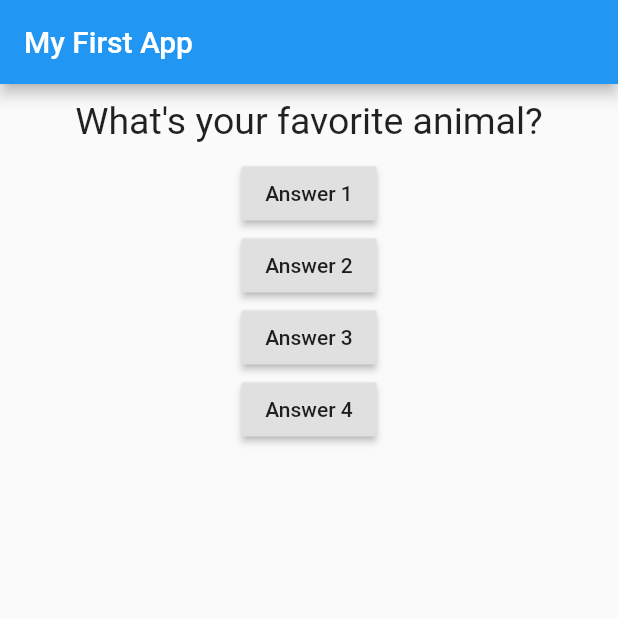
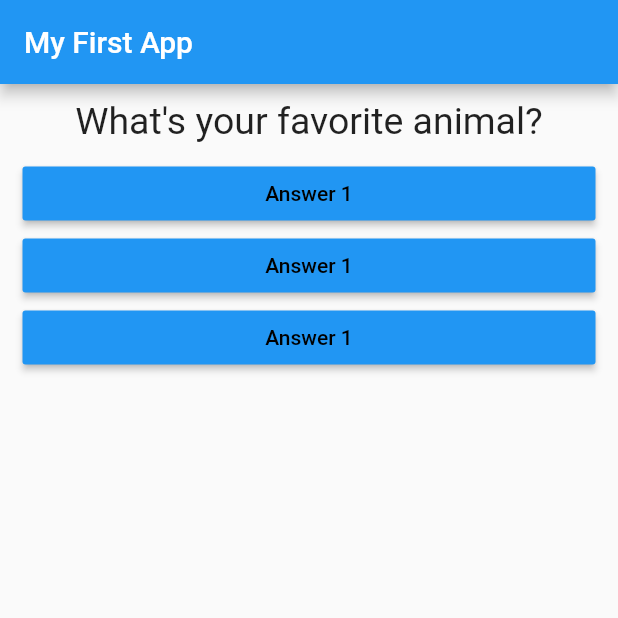
Before and after one commit to ksachchidanand/flutter-complete-guide, a Flutter app: the screen it shows after launch, after a tap on "Answer 1", on a phone screen of 412 x 824 dp, the top half of it. Run offline on Flutter 3.47's test engine with Material 2 defaults, Android fonts, the phone set to English and light mode, and no system bars.

Commit message:
added a new answer widget

```diff
--- /dev/null
+++ b/lib/answer.dart
@@ -0,0 +1,25 @@
+import 'package:flutter/material.dart';
+
+class Answer extends StatelessWidget {
+  final Function selectHandler;
+
+  Answer(this.selectHandler);
+
+  @override
+  Widget build(BuildContext context) {
+    return Container(
+      margin: EdgeInsets.symmetric(horizontal: 15.0),
+      width: double.infinity,
+      child: RaisedButton(
+        color: Colors.blue,
+        child: Text(
+          'Answer 1',
+          style: TextStyle(
+            color: Colors.black,
+          ),
+        ),
+        onPressed: selectHandler,
+      ),
+    );
+  }
+}
--- a/lib/main.dart
+++ b/lib/main.dart
@@ -1,5 +1,6 @@
 import 'package:flutter/material.dart';
 
+import './answer.dart';
 import './question.dart';
 
 void main() {
@@ -12,13 +13,13 @@ class MyApp extends StatefulWidget {
 }
 
 class _MyAppState extends State<MyApp> {
-  var questionIndex = 0;
+  var _questionIndex = 0;
 
-  void answerChosen() {
+  void _answerChosen() {
     setState(() {
-      questionIndex++;
+      _questionIndex++;
     });
-    print(questionIndex);
+    print(_questionIndex);
   }
 
   @override
@@ -37,27 +38,11 @@ class _MyAppState extends State<MyApp> {
         body: Column(
           children: <Widget>[
             Question(
-              questions.elementAt(questionIndex),
+              questions.elementAt(_questionIndex),
             ),
-            RaisedButton(
-              child: Text('Answer 1'),
-              onPressed: answerChosen,
-            ),
-            RaisedButton(
-              child: Text('Answer 2'),
-              onPressed: () => print('Answer 2 chosen!'),
-            ),
-            RaisedButton(
-              child: Text('Answer 3'),
-              onPressed: () {
-                // >>>
-                print('Answer 3 chosen!');
-              },
-            ),
-            RaisedButton(
-              child: Text('Answer 4'),
-              onPressed: answerChosen,
-            ),
+            Answer(_answerChosen),
+            Answer(_answerChosen),
+            Answer(_answerChosen),
           ],
         ),
       ),
```
